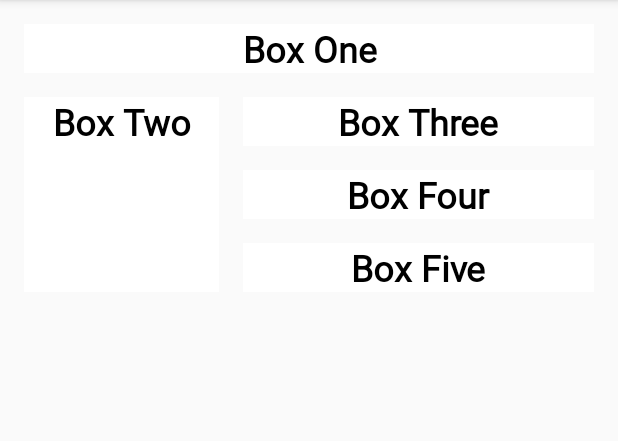
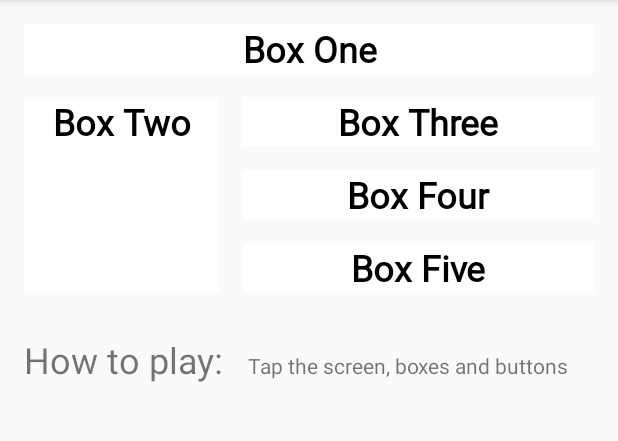
Before and after one commit to TekuDev/AndroidCourses, an Android app: the screen it shows after launch (MainActivity), on a phone screen of 412 x 824 dp, the part 84-525 px from its top. Run offline under Robolectric (Android 15) with nearby library versions, the phone set to English and light mode, and no system bars.

Commit message:
Add How to play label and text info

```diff
--- a/ColorMyViews/app/src/main/res/layout/activity_main.xml
+++ b/ColorMyViews/app/src/main/res/layout/activity_main.xml
@@ -73,4 +73,30 @@
         app:layout_constraintStart_toEndOf="@+id/box_two_text"
         app:layout_constraintTop_toBottomOf="@+id/box_four_text" />
 
+    <TextView
+        android:id="@+id/label_text"
+        android:layout_width="0dp"
+        android:layout_height="wrap_content"
+        android:layout_marginStart="16dp"
+        android:text="@string/how_to_play"
+        android:textSize="24sp"
+        app:layout_constraintBaseline_toBaselineOf="@+id/info_text"
+        app:layout_constraintStart_toStartOf="parent" />
+
+    <TextView
+        android:id="@+id/info_text"
+        android:layout_width="0dp"
+        android:layout_height="wrap_content"
+        android:layout_marginStart="16dp"
+        android:layout_marginTop="16dp"
+        android:layout_marginEnd="16dp"
+        android:layout_marginBottom="16dp"
+        android:text="@string/tap_screen_and_buttons"
+        app:layout_constraintBottom_toBottomOf="parent"
+        app:layout_constraintEnd_toEndOf="parent"
+        app:layout_constraintHorizontal_bias="0.0"
+        app:layout_constraintStart_toEndOf="@+id/label_text"
+        app:layout_constraintTop_toBottomOf="@+id/box_two_text"
+        app:layout_constraintVertical_bias="0.045" />
+
 </androidx.constraintlayout.widget.ConstraintLayout>
--- a/ColorMyViews/app/src/main/res/values/strings.xml
+++ b/ColorMyViews/app/src/main/res/values/strings.xml
@@ -8,4 +8,6 @@
     <string name="button_red">RED</string>
     <string name="button_yellow">YELLOW</string>
     <string name="button_green">GREEN</string>
+    <string name="how_to_play">How to play:</string>
+    <string name="tap_screen_and_buttons">Tap the screen, boxes and buttons</string>
 </resources>
```
